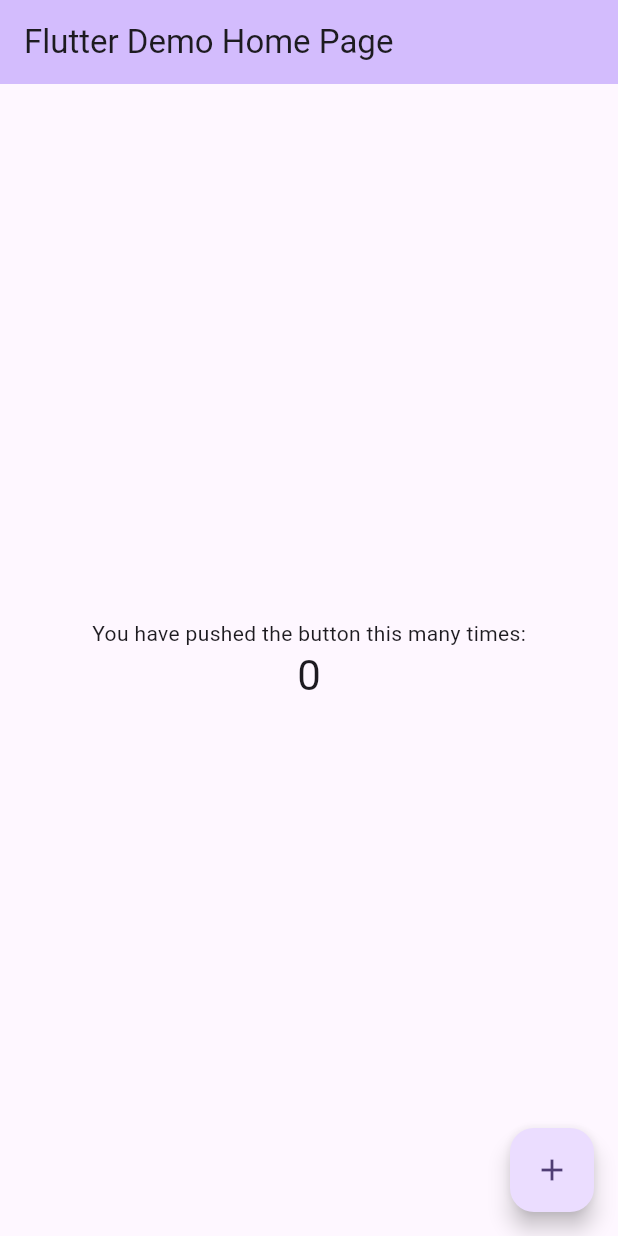
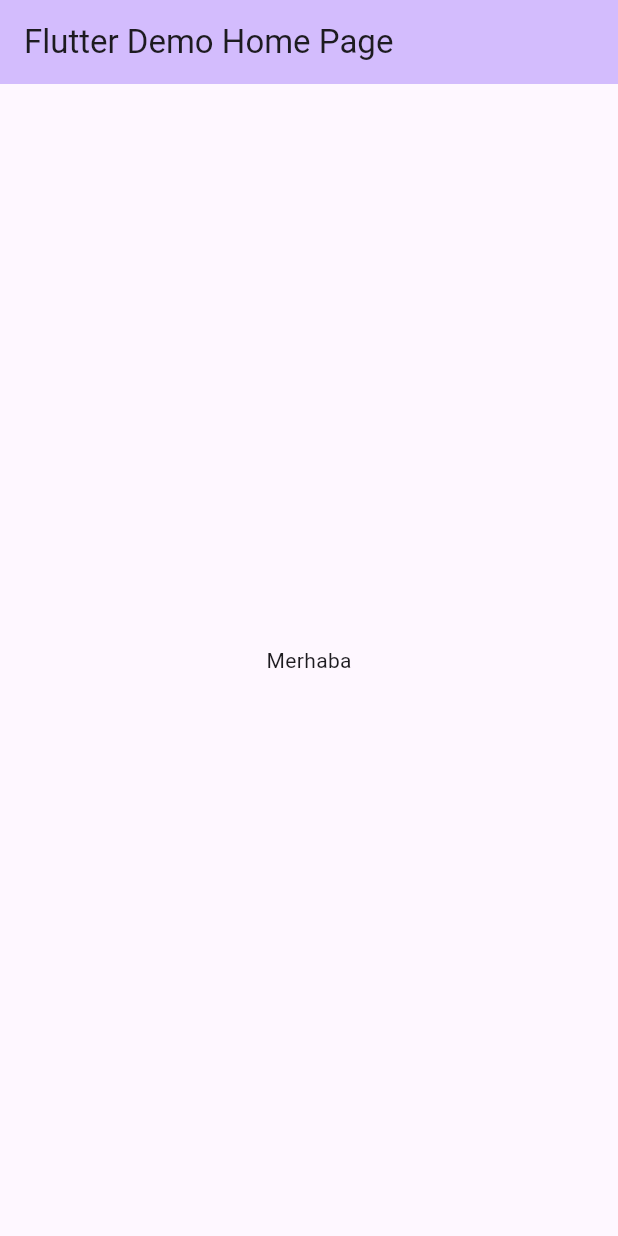
Before and after one commit to msametyildiz/flutter_notes, a Flutter app: the screen it shows after launch, on a phone screen of 412 x 824 dp. Run offline on Flutter 3.47's test engine with Material 2 defaults, Android fonts, the phone set to English and light mode, and no system bars.

Commit message:
some parts have been removed

```diff
--- a/lib/main.dart
+++ b/lib/main.dart
@@ -7,27 +7,12 @@ void main() {
 class MyApp extends StatelessWidget {
   const MyApp({super.key});
 
-  // This widget is the root of your application.
   @override
   Widget build(BuildContext context) {
     return MaterialApp(
       title: 'Flutter Demo',
+      debugShowCheckedModeBanner: false,
       theme: ThemeData(
-        // This is the theme of your application.
-        //
-        // TRY THIS: Try running your application with "flutter run". You'll see
-        // the application has a blue toolbar. Then, without quitting the app,
-        // try changing the seedColor in the colorScheme below to Colors.green
-        // and then invoke "hot reload" (save your changes or press the "hot
-        // reload" button in a Flutter-supported IDE, or press "r" if you used
-        // the command line to start the app).
-        //
-        // Notice that the counter didn't reset back to zero; the application
-        // state is not lost during the reload. To reset the state, use hot
-        // restart instead.
-        //
-        // This works for code too, not just values: Most code changes can be
-        // tested with just a hot reload.
         colorScheme: ColorScheme.fromSeed(seedColor: Colors.deepPurple),
         useMaterial3: true,
       ),
@@ -39,14 +24,7 @@ class MyApp extends StatelessWidget {
 class MyHomePage extends StatefulWidget {
   const MyHomePage({super.key, required this.title});
 
-  // This widget is the home page of your application. It is stateful, meaning
-  // that it has a State object (defined below) that contains fields that affect
-  // how it looks.
 
-  // This class is the configuration for the state. It holds the values (in this
-  // case the title) provided by the parent (in this case the App widget) and
-  // used by the build method of the State. Fields in a Widget subclass are
-  // always marked "final".
 
   final String title;
 
@@ -55,71 +33,19 @@ class MyHomePage extends StatefulWidget {
 }
 
 class _MyHomePageState extends State<MyHomePage> {
-  int _counter = 0;
 
-  void _incrementCounter() {
-    setState(() {
-      // This call to setState tells the Flutter framework that something has
-      // changed in this State, which causes it to rerun the build method below
-      // so that the display can reflect the updated values. If we changed
-      // _counter without calling setState(), then the build method would not be
-      // called again, and so nothing would appear to happen.
-      _counter++;
-    });
-  }
 
   @override
   Widget build(BuildContext context) {
-    // This method is rerun every time setState is called, for instance as done
-    // by the _incrementCounter method above.
-    //
-    // The Flutter framework has been optimized to make rerunning build methods
-    // fast, so that you can just rebuild anything that needs updating rather
-    // than having to individually change instances of widgets.
     return Scaffold(
       appBar: AppBar(
-        // TRY THIS: Try changing the color here to a specific color (to
-        // Colors.amber, perhaps?) and trigger a hot reload to see the AppBar
-        // change color while the other colors stay the same.
         backgroundColor: Theme.of(context).colorScheme.inversePrimary,
-        // Here we take the value from the MyHomePage object that was created by
-        // the App.build method, and use it to set our appbar title.
         title: Text(widget.title),
       ),
       body: Center(
-        // Center is a layout widget. It takes a single child and positions it
-        // in the middle of the parent.
-        child: Column(
-          // Column is also a layout widget. It takes a list of children and
-          // arranges them vertically. By default, it sizes itself to fit its
-          // children horizontally, and tries to be as tall as its parent.
-          //
-          // Column has various properties to control how it sizes itself and
-          // how it positions its children. Here we use mainAxisAlignment to
-          // center the children vertically; the main axis here is the vertical
-          // axis because Columns are vertical (the cross axis would be
-          // horizontal).
-          //
-          // TRY THIS: Invoke "debug painting" (choose the "Toggle Debug Paint"
-          // action in the IDE, or press "p" in the console), to see the
-          // wireframe for each widget.
-          mainAxisAlignment: MainAxisAlignment.center,
-          children: <Widget>[
-            const Text(
-              'You have pushed the button this many times:',
-            ),
-            Text(
-              '$_counter',
-              style: Theme.of(context).textTheme.headlineMedium,
-            ),
-          ],
-        ),
+        child: Text("Merhaba"),
       ),
-      floatingActionButton: FloatingActionButton(
-        onPressed: _incrementCounter,
-        tooltip: 'Increment',
-        child: const Icon(Icons.add),
-      ), // This trailing comma makes auto-formatting nicer for build methods.
+
     );
   }
 }
```
Also changed, not shown: lib/mainLectures.dart (added).
